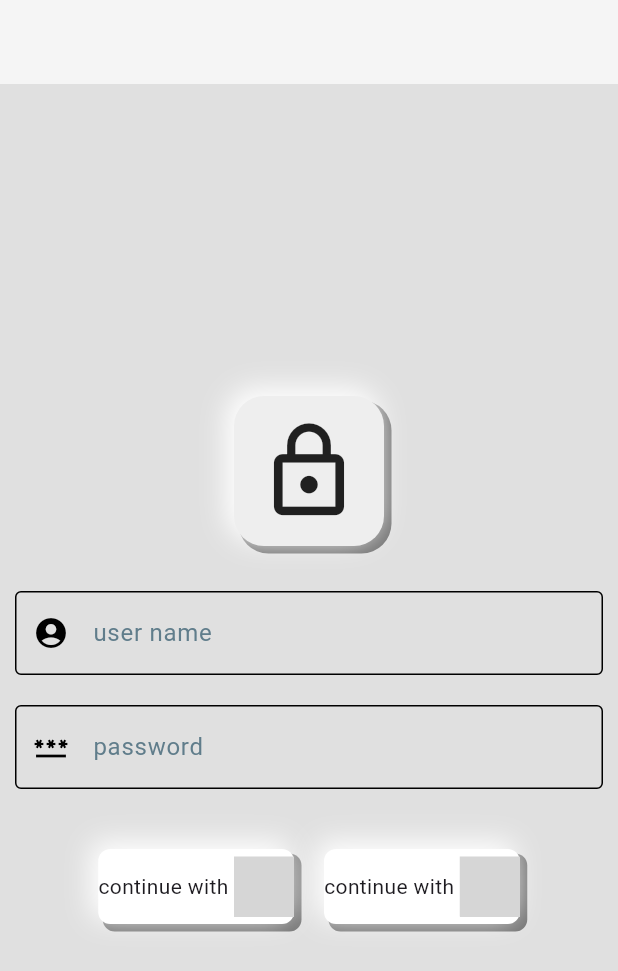
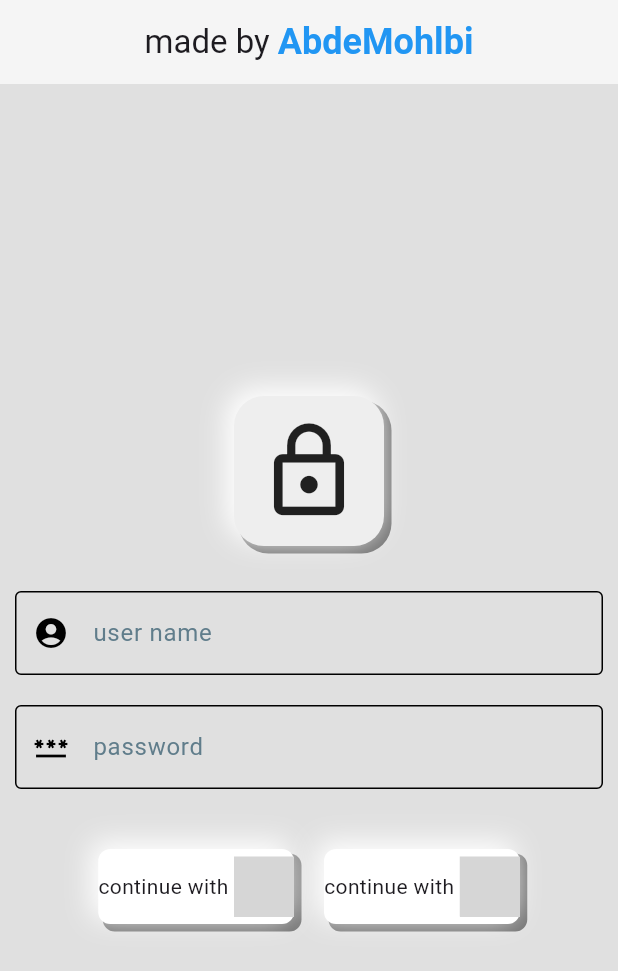
Before and after one commit to AbdeMohlbi/login_ui_templates, a Flutter app: the screen it shows after launch, on a phone screen of 412 x 824 dp. Shown: the top 971 px of the screen. Run offline on Flutter 3.47's test engine with Material 3 defaults, Android fonts, the phone set to English and light mode, and no system bars; our stand-ins replace flutter_svg; grey boxes are pictures that could not be loaded.

Commit message:
Update main.dart

```diff
--- a/lib/main.dart
+++ b/lib/main.dart
@@ -1,5 +1,6 @@
 import 'package:flutter/material.dart';
 import 'package:flutter_svg/svg.dart';
+import 'package:url_launcher/url_launcher.dart';
 
 void main() {
   runApp(const MyApp());
@@ -30,6 +31,14 @@ class MyHomePage extends StatefulWidget {
 
 class _MyHomePageState extends State<MyHomePage> {
   final FocusNode _focusNode = FocusNode();
+
+  final Uri _url = Uri.parse('https://github.com/AbdeMohlbi');
+  Future<void> _launchUrl() async {
+    if (!await launchUrl(_url)) {
+      throw Exception('Could not launch $_url');
+    }
+  }
+
   @override
   void dispose() {
     _focusNode.dispose();
@@ -45,6 +54,27 @@ class _MyHomePageState extends State<MyHomePage> {
       child: Scaffold(
         appBar: AppBar(
           backgroundColor: Colors.grey.shade100,
+          title: Row(
+            mainAxisAlignment: MainAxisAlignment.center,
+            crossAxisAlignment: CrossAxisAlignment.center,
+            children: [
+              const Text('made by '),
+              GestureDetector(
+                onTap: () {
+                  _launchUrl();
+                },
+                child: const Text(
+                  'AbdeMohlbi',
+                  style: TextStyle(
+                    color: Colors.blue, // Set the desired text color here
+                    fontSize:
+                        24.0, // You can also customize other text properties
+                    fontWeight: FontWeight.bold,
+                  ),
+                ),
+              ),
+            ],
+          ),
         ),
         backgroundColor: Colors.grey[300],
         body: Center(
```
